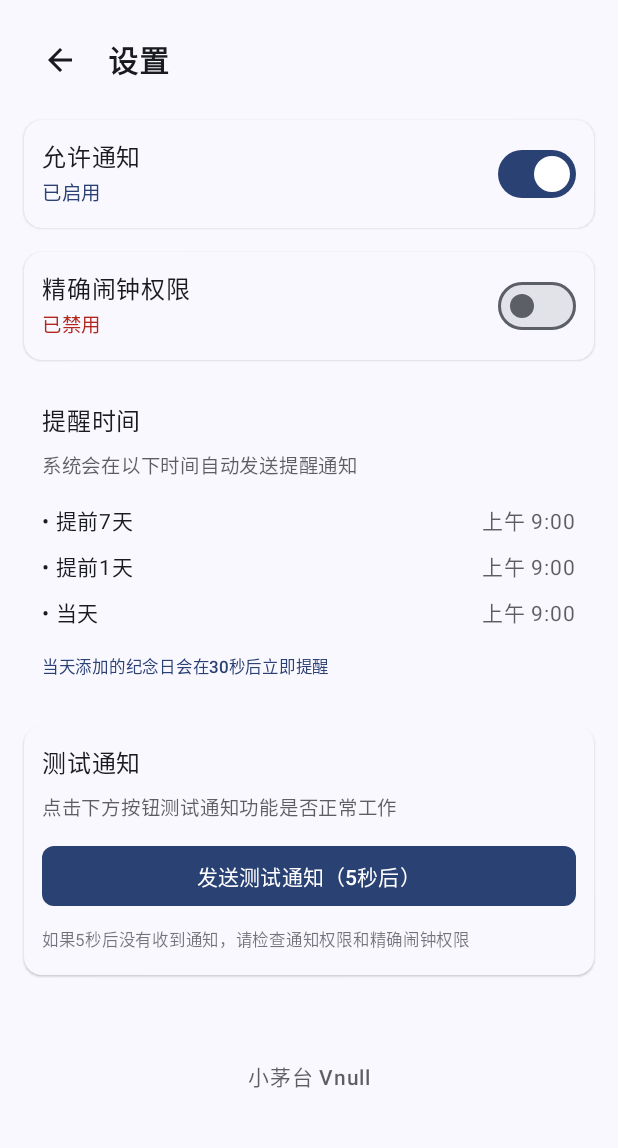
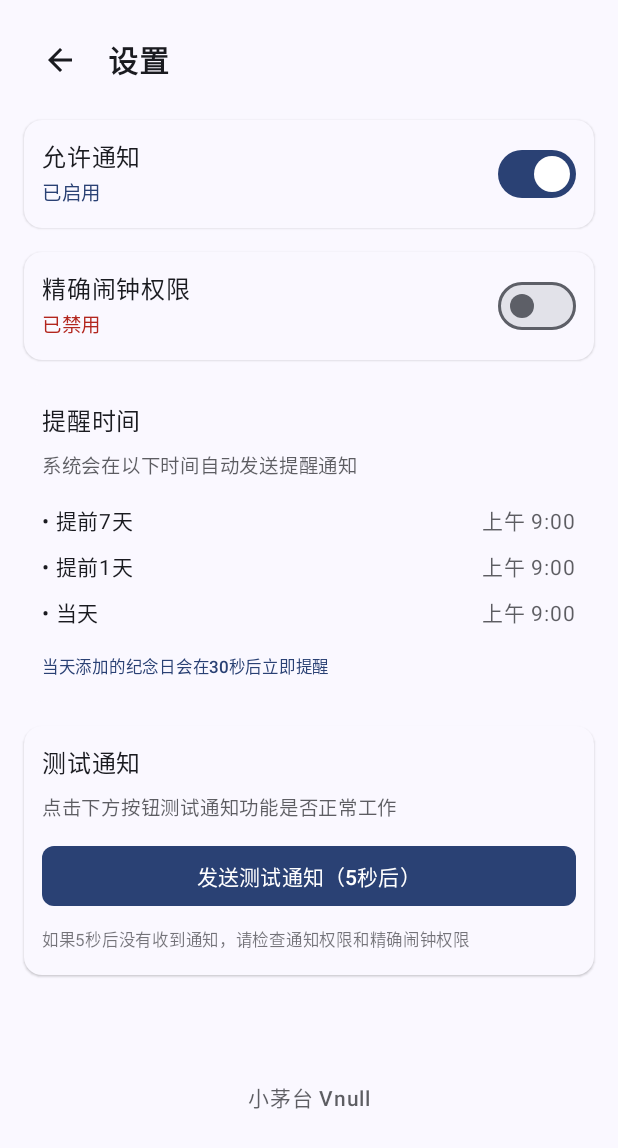
Before and after one commit to hc353167950/xiaomaotai, an Android app built with Jetpack Compose: the composable SettingsScreen shown on its own in the app's theme, on a phone screen of 412 x 824 dp. Shown: the top 1148 px of the screen. Run offline under Robolectric (Android 15) with nearby library versions, the phone set to English and light mode, and no system bars.

Commit message:
修复小茅台APP多个问题：统一卡片背景样式、退出登录清空事件、设置页版本信息动态适配
- 去除生日/纪念日特殊卡片背景逻辑，统一使用10张随机背景图
- 修复退出登录后首页事件卡片未清空问题
- 设置页版本信息改为动态适配底部展示，支持内容滚动
- 优化用户体验和界面稳定性

```diff
--- a/app/src/main/java/com/example/xiaomaotai/SettingsScreen.kt
+++ b/app/src/main/java/com/example/xiaomaotai/SettingsScreen.kt
@@ -62,13 +62,18 @@
         }
     }
 
-    Column(
-        modifier = Modifier
-            .fillMaxSize()
-            .verticalScroll(rememberScrollState())
-            .padding(horizontal = 16.dp, vertical = 16.dp),
-        verticalArrangement = Arrangement.spacedBy(16.dp)
+    Box(
+        modifier = Modifier.fillMaxSize()
     ) {
+        // 主要内容区域 - 可滚动
+        Column(
+            modifier = Modifier
+                .fillMaxSize()
+                .verticalScroll(rememberScrollState())
+                .padding(horizontal = 16.dp, vertical = 16.dp)
+                .padding(bottom = 80.dp), // 为底部版本信息预留空间
+            verticalArrangement = Arrangement.spacedBy(16.dp)
+        ) {
         // 简约顶部导航栏
         Row(
             modifier = Modifier.fillMaxWidth(),
@@ -311,22 +316,23 @@
                 )
             }
         }
+        } // 结束主要内容区域的Column
 
-        // 底部版本信息 - Android 15 兼容性优化
-        Spacer(modifier = Modifier.height(24.dp))
-
+        // 固定在底部的版本信息 - 动态适配
         Box(
             modifier = Modifier
+                .align(Alignment.BottomCenter)
                 .fillMaxWidth()
-                .padding(bottom = 32.dp), // 增加底部间距确保在Android 15上可见
+                .padding(horizontal = 16.dp)
+                .padding(bottom = 80.dp), // 距离底部导航栏的距离
             contentAlignment = Alignment.Center
         ) {
             Text(
                 text = "小茅台 V$versionName",
-                fontSize = 14.sp, // 增大字体确保可见性
-                color = MaterialTheme.colorScheme.onSurface.copy(alpha = 0.7f), // 提高透明度确保可见
+                fontSize = 14.sp,
+                color = MaterialTheme.colorScheme.onSurface.copy(alpha = 0.7f),
                 fontWeight = FontWeight.Medium
             )
         }
-    }
+    } // 结束Box
 }
```
Also changed, not shown: app/src/main/java/com/example/xiaomaotai/DataManager.kt (+9 -9 lines).
